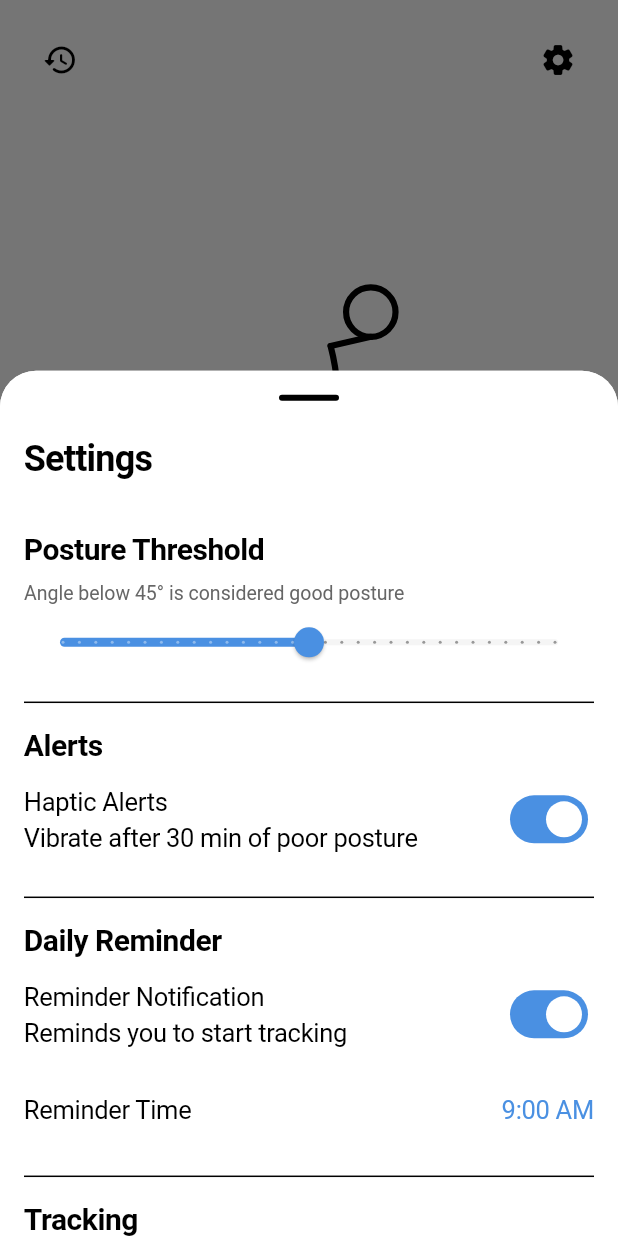
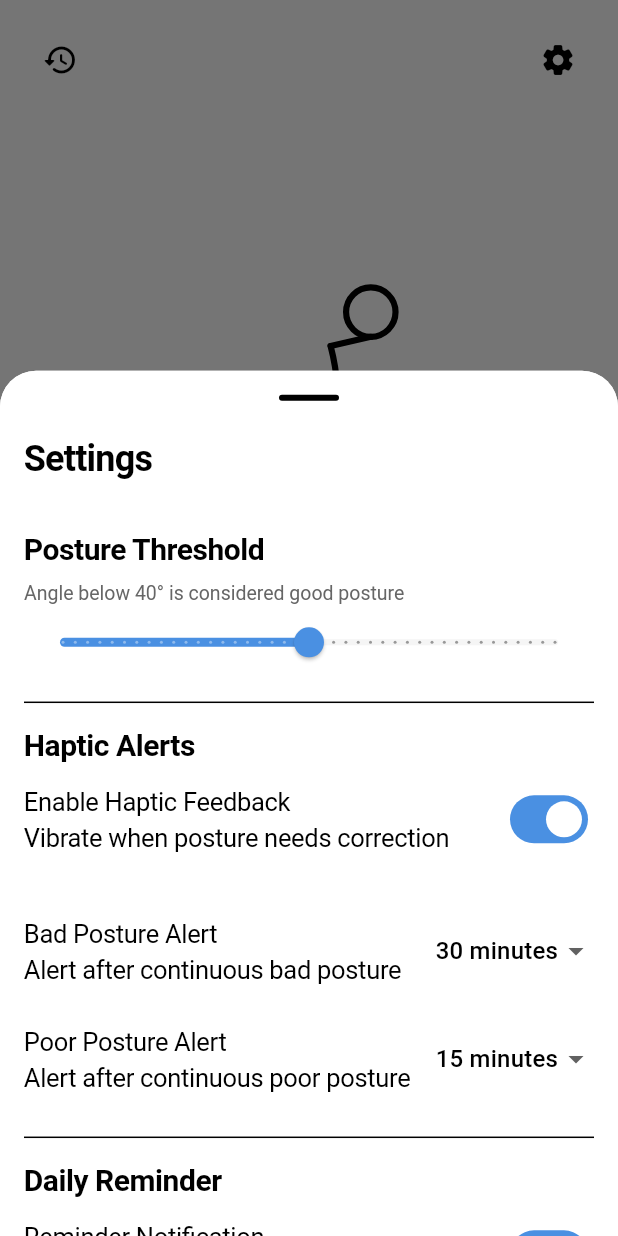
Before and after one commit to gitoutoftown/headsup, a Flutter app: the screen it shows after launch, after a tap on the "settings" icon, on a phone screen of 412 x 824 dp. Run offline on Flutter 3.47's test engine with Material 3 defaults, Android fonts, the phone set to English and light mode, and no system bars; our stand-ins replace flutter_riverpod, sensors_plus, shared_preferences, supabase_flutter; missing offline and left inert: health; accounts and stored records are empty.

Commit message:
fix: correct angle calculation and add configurable haptic intervals
- Fixed inverted angle: now 0° when phone upright, 90° when flat
- Added HapticInterval enum with options: Off, 1min, 5min, 15min, 30min, 1hr
- Persist settings via SharedPreferences
- Updated settings sheet with dropdown selectors for Bad/Poor posture alerts

```diff
--- a/headsup_app/lib/services/posture_service.dart
+++ b/headsup_app/lib/services/posture_service.dart
@@ -139,17 +139,42 @@ class PostureService {
   }
 
   /// Calculate 3D tilt angle from pitch and roll
+  /// 0° = phone upright (vertical), 90° = phone flat (horizontal)
   double _calculate3DTiltAngle(double pitch, double roll) {
-    // Convert to absolute values (we care about magnitude, not direction)
+    // CMDeviceMotion pitch:
+    // - pitch = 0 when phone is vertical (edge on table)
+    // - pitch = -90 when phone is face-up flat
+    // - pitch = 90 when phone is face-down flat
+    //
+    // For posture tracking, we want:
+    // - 0° = phone held upright at eye level
+    // - 90° = phone flat/horizontal
+    //
+    // So we need to convert: tilt from vertical = 90 - |pitch|
+    // But when phone is truly vertical (screen facing user), pitch is around -90 to 90
+    // depending on which way it's tilted
+
+    // When phone is held normally for reading:
+    // - Screen faces user
+    // - pitch is negative (around -45 to -70 for typical use)
+    // - Absolute pitch close to 90 = upright = good
+    // - Absolute pitch close to 0 = flat = bad
+
+    // Calculate tilt from vertical
+    // |pitch| close to 90 means upright, close to 0 means flat
     final pitchAbs = pitch.abs();
-    final rollAbs = roll.abs();
 
-    // Pythagorean formula for combined tilt
-    // sqrt(pitch² + roll²) gives total tilt from vertical
-    final tiltAngle = math.sqrt(pitchAbs * pitchAbs + rollAbs * rollAbs);
+    // Invert: 90 - pitchAbs gives us 0° when upright, 90° when flat
+    final tiltFromVertical = 90.0 - pitchAbs;
+
+    // Account for roll (left/right tilt) as additional tilt component
+    final rollAbs = roll.abs().clamp(0.0, 45.0); // Cap roll contribution
+
+    // Combine: primarily pitch-based with roll adjustment
+    final combinedTilt = tiltFromVertical + (rollAbs * 0.3);
 
     // Clamp to reasonable range
-    return tiltAngle.clamp(0, 90);
+    return combinedTilt.clamp(0, 90);
   }
 
   /// Check if reading is valid (outlier rejection)
--- a/headsup_app/lib/widgets/sheets/settings_sheet.dart
+++ b/headsup_app/lib/widgets/sheets/settings_sheet.dart
@@ -2,9 +2,31 @@
 library;
 
 import 'package:flutter/material.dart';
+import 'package:shared_preferences/shared_preferences.dart';
 
 import '../../config/theme.dart';
 import '../../utils/constants.dart';
+
+/// Haptic feedback interval options
+enum HapticInterval {
+  off(0, 'Off'),
+  oneMinute(1, '1 minute'),
+  fiveMinutes(5, '5 minutes'),
+  fifteenMinutes(15, '15 minutes'),
+  thirtyMinutes(30, '30 minutes'),
+  oneHour(60, '1 hour');
+
+  final int minutes;
+  final String label;
+  const HapticInterval(this.minutes, this.label);
+
+  static HapticInterval fromMinutes(int minutes) {
+    return HapticInterval.values.firstWhere(
+      (e) => e.minutes == minutes,
+      orElse: () => HapticInterval.thirtyMinutes,
+    );
+  }
+}
 
 class SettingsSheet extends StatefulWidget {
   const SettingsSheet({super.key});
@@ -14,11 +36,51 @@ class SettingsSheet extends StatefulWidget {
 }
 
 class _SettingsSheetState extends State<SettingsSheet> {
-  double _postureThreshold = 45;
+  double _postureThreshold = 40;
   bool _alertsEnabled = true;
+  HapticInterval _badPostureInterval = HapticInterval.thirtyMinutes;
+  HapticInterval _poorPostureInterval = HapticInterval.fifteenMinutes;
   bool _reminderEnabled = true;
   TimeOfDay _reminderTime = const TimeOfDay(hour: 9, minute: 0);
   bool _autoPauseEnabled = true;
+
+  @override
+  void initState() {
+    super.initState();
+    _loadSettings();
+  }
+
+  Future<void> _loadSettings() async {
+    final prefs = await SharedPreferences.getInstance();
+    setState(() {
+      _postureThreshold = prefs.getDouble('postureThreshold') ?? 40;
+      _alertsEnabled = prefs.getBool('alertsEnabled') ?? true;
+      _badPostureInterval = HapticInterval.fromMinutes(
+        prefs.getInt('badPostureIntervalMinutes') ?? 30,
+      );
+      _poorPostureInterval = HapticInterval.fromMinutes(
+        prefs.getInt('poorPostureIntervalMinutes') ?? 15,
+      );
+      _reminderEnabled = prefs.getBool('reminderEnabled') ?? true;
+      _autoPauseEnabled = prefs.getBool('autoPauseEnabled') ?? true;
+
+      final hour = prefs.getInt('reminderHour') ?? 9;
+      final minute = prefs.getInt('reminderMinute') ?? 0;
+      _reminderTime = TimeOfDay(hour: hour, minute: minute);
+    });
+  }
+
+  Future<void> _saveSettings() async {
+    final prefs = await SharedPreferences.getInstance();
+    await prefs.setDouble('postureThreshold', _postureThreshold);
+    await prefs.setBool('alertsEnabled', _alertsEnabled);
+    await prefs.setInt('badPostureIntervalMinutes', _badPostureInterval.minutes);
+    await prefs.setInt('poorPostureIntervalMinutes', _poorPostureInterval.minutes);
+    await prefs.setBool('reminderEnabled', _reminderEnabled);
+    await prefs.setBool('autoPauseEnabled', _autoPauseEnabled);
+    await prefs.setInt('reminderHour', _reminderTime.hour);
+    await prefs.setInt('reminderMinute', _reminderTime.minute);
+  }
 
   @override
   Widget build(BuildContext context) {
@@ -67,32 +129,88 @@ class _SettingsSheetState extends State<SettingsSheet> {
               ),
               Slider(
                 value: _postureThreshold,
-                min: 30,
+                min: 20,
                 max: 60,
-                divisions: 30,
+                divisions: 40,
                 label: '${_postureThreshold.round()}°',
                 onChanged: (value) {
                   setState(() {
                     _postureThreshold = value;
                   });
+                  _saveSettings();
                 },
               ),
 
               const Divider(height: AppSpacing.xl),
 
-              // Alerts
-              _buildSectionTitle('Alerts'),
+              // Haptic Alerts
+              _buildSectionTitle('Haptic Alerts'),
               SwitchListTile(
-                title: const Text('Haptic Alerts'),
-                subtitle: const Text('Vibrate after 30 min of poor posture'),
+                title: const Text('Enable Haptic Feedback'),
+                subtitle: const Text('Vibrate when posture needs correction'),
                 value: _alertsEnabled,
                 onChanged: (value) {
                   setState(() {
                     _alertsEnabled = value;
                   });
+                  _saveSettings();
                 },
                 contentPadding: EdgeInsets.zero,
               ),
+
+              if (_alertsEnabled) ...[
+                const SizedBox(height: AppSpacing.md),
+
+                // Bad posture (41-65°) interval
+                ListTile(
+                  title: const Text('Bad Posture Alert'),
+                  subtitle: const Text('Alert after continuous bad posture'),
+                  trailing: DropdownButton<HapticInterval>(
+                    value: _badPostureInterval,
+                    underline: const SizedBox(),
+                    items: HapticInterval.values.map((interval) {
+                      return DropdownMenuItem(
+                        value: interval,
+                        child: Text(interval.label),
+                      );
+                    }).toList(),
+                    onChanged: (value) {
+                      if (value != null) {
+                        setState(() {
+                          _badPostureInterval = value;
+                        });
+                        _saveSettings();
+                      }
+                    },
+                  ),
+                  contentPadding: EdgeInsets.zero,
+                ),
+
+                // Poor posture (66°+) interval
+                ListTile(
+                  title: const Text('Poor Posture Alert'),
+                  subtitle: const Text('Alert after continuous poor posture'),
+                  trailing: DropdownButton<HapticInterval>(
+                    value: _poorPostureInterval,
+                    underline: const SizedBox(),
+                    items: HapticInterval.values.map((interval) {
+                      return DropdownMenuItem(
+                        value: interval,
+                        child: Text(interval.label),
+                      );
+                    }).toList(),
+                    onChanged: (value) {
+                      if (value != null) {
+                        setState(() {
+                          _poorPostureInterval = value;
+                        });
+                        _saveSettings();
+                      }
+                    },
+                  ),
+                  contentPadding: EdgeInsets.zero,
+                ),
+              ],
 
               const Divider(height: AppSpacing.xl),
 
@@ -106,6 +224,7 @@ class _SettingsSheetState extends State<SettingsSheet> {
                   setState(() {
                     _reminderEnabled = value;
                   });
+                  _saveSettings();
                 },
                 contentPadding: EdgeInsets.zero,
               ),
@@ -135,6 +254,7 @@ class _SettingsSheetState extends State<SettingsSheet> {
                   setState(() {
                     _autoPauseEnabled = value;
                   });
+                  _saveSettings();
                 },
                 contentPadding: EdgeInsets.zero,
               ),
@@ -188,6 +308,7 @@ class _SettingsSheetState extends State<SettingsSheet> {
       setState(() {
         _reminderTime = time;
       });
+      _saveSettings();
     }
   }
 }
```
Also changed, not shown: 1 other file.
